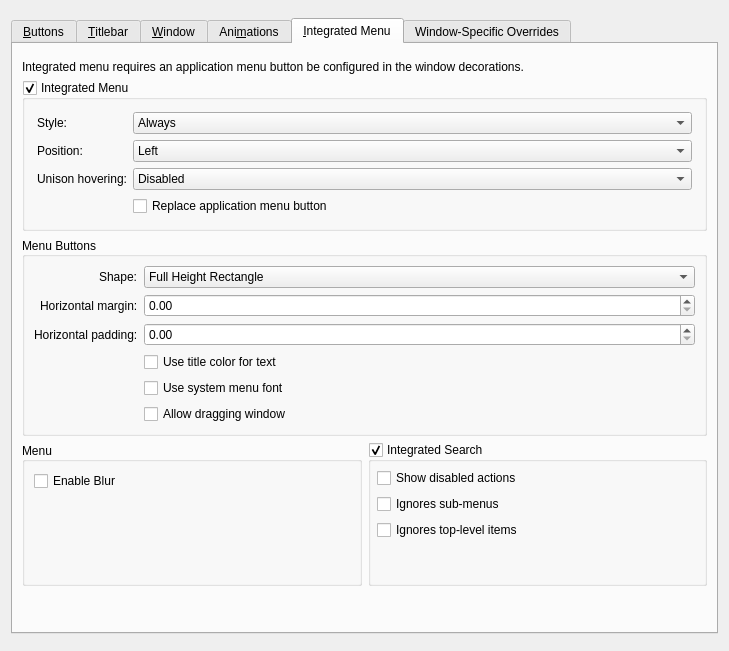
Above: kdecoration/config/ui/breezeconfigurationui.ui from remilia-dev/klassy before the change. Below: the same form after it.
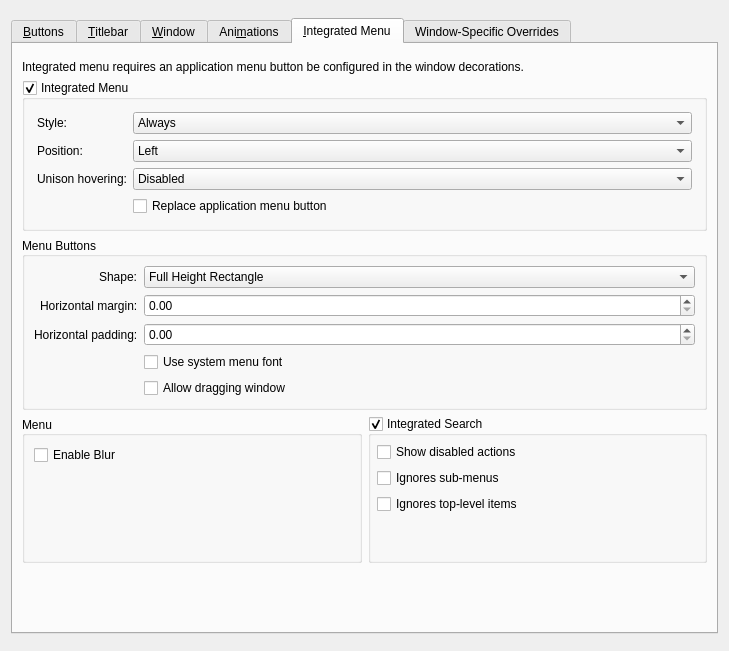
That is the form after the change. The open tabs and pages were chosen to show the change. Icons and pictures are not drawn. Custom widgets are drawn as their Qt base class.

Commit message:
Change the integrated menu button defaults rather than have a replace setting
Rather than having a separate "use title color" setting, change the default for
integrated menu text buttons to use the title color. This removes the need for
an extra setting & makes it so customizing the color only requires customizing
the foreground color (no need to disable this extra setting).

The edit to the form file:
```diff
--- a/kdecoration/config/ui/breezeconfigurationui.ui
+++ b/kdecoration/config/ui/breezeconfigurationui.ui
@@ -1821,20 +1821,13 @@
              </widget>
             </item>
             <item row="7" column="1">
-             <widget class="QCheckBox" name="integratedMenuButtonUseTitleColor">
-              <property name="text">
-               <string>Use title color for text</string>
-              </property>
-             </widget>
-            </item>
-            <item row="8" column="1">
              <widget class="QCheckBox" name="integratedMenuButtonUseSystemMenuFont">
               <property name="text">
                <string>Use system menu font</string>
               </property>
              </widget>
             </item>
-            <item row="9" column="1">
+            <item row="8" column="1">
              <widget class="QCheckBox" name="integratedMenuButtonCanDragWindow">
               <property name="text">
                <string>Allow dragging window</string>
```
Left out of the diff: 140 changed lines with no effect on the pictures. The commit also changes 4 other files.
